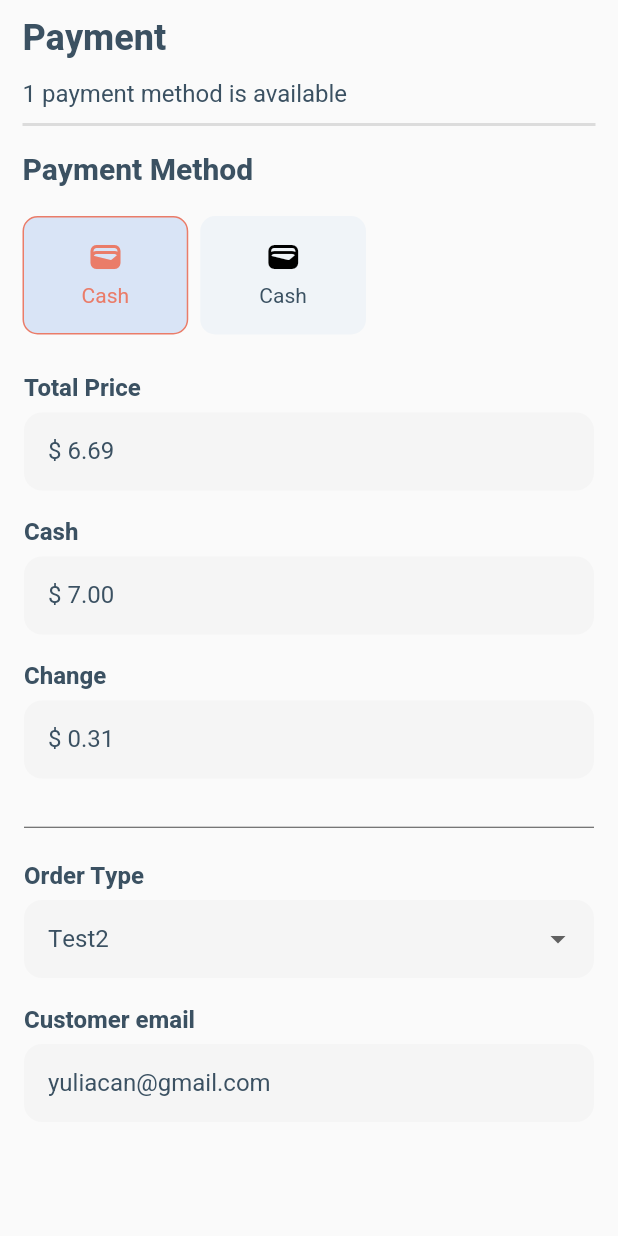
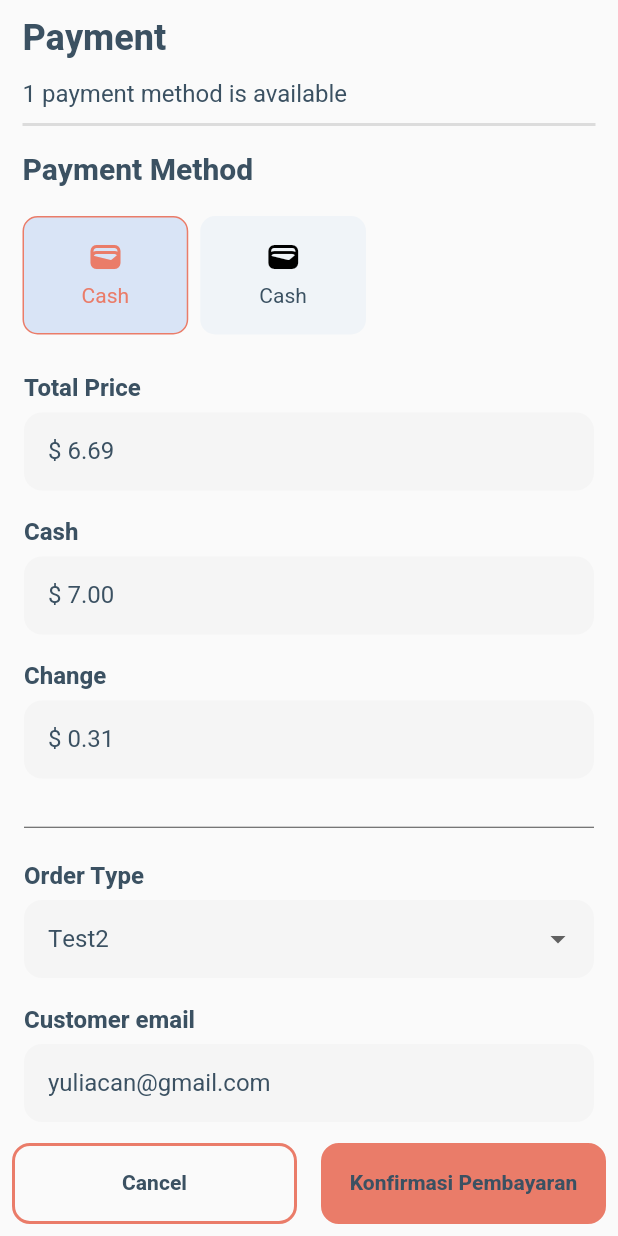
Before and after one commit to Liayuu/cashier-app, a Flutter app: the screen it shows after launch, on a phone screen of 412 x 824 dp. Run offline on Flutter 3.47's test engine with Material 2 defaults, Android fonts, the phone set to English and light mode, and no system bars; our stand-ins replace badges, flutter_svg, get; generated files the repository leaves out were written again.

Commit message:
Payment add button

```diff
--- /dev/null
+++ b/lib/views/components/button_main.dart
@@ -0,0 +1,62 @@
+import 'package:cashier_app/themes/color_pallete.dart';
+import 'package:flutter/material.dart';
+
+// ignore: must_be_immutable
+class ButtonMain extends StatelessWidget {
+  Function onTap;
+  String label;
+  IconData? icon;
+  TextStyle? style;
+  Color background, color, iconColor;
+  double? width, height;
+
+  ButtonMain(
+      {Key? key,
+      required this.onTap,
+      this.label = "",
+      this.background = Pallete.primary,
+      this.color = Pallete.transparent,
+      this.iconColor = Pallete.primary,
+      this.width = 140,
+      this.height = 40,
+      this.icon,
+      this.style})
+      : super(key: key);
+
+  @override
+  Widget build(BuildContext context) {
+    return Container(
+      width: width,
+      height: height,
+      decoration: BoxDecoration(
+        border: Border.all(color: color, width: 2),
+        borderRadius: BorderRadius.circular(12),
+        color: background,
+      ),
+      child: Material(
+        color: Pallete.transparent,
+        child: InkWell(
+          borderRadius: BorderRadius.circular(12),
+          splashColor: Pallete.white.withOpacity(0.2),
+          onTap: onTap as void Function()?,
+          child: Row(
+            mainAxisAlignment: MainAxisAlignment.center,
+            children: [
+              icon != null
+                  ? Icon(
+                      icon,
+                      color: iconColor,
+                    )
+                  : SizedBox(),
+              icon != null ? SizedBox(width: 8) : SizedBox(),
+              Text(
+                label,
+                style: style,
+              ),
+            ],
+          ),
+        ),
+      ),
+    );
+  }
+}
--- a/lib/views/pages/payment/payment.dart
+++ b/lib/views/pages/payment/payment.dart
@@ -4,7 +4,7 @@ import 'package:cashier_app/configs/language_config.dart';
 import 'package:cashier_app/themes/color_pallete.dart';
 import 'package:cashier_app/views/components/bordered_input_text.dart';
 import 'package:flutter/material.dart';
-import 'package:cashier_app/views/components/dropdown_raw.dart';
+import 'package:cashier_app/views/components/button_main.dart';
 import 'package:flutter/src/widgets/framework.dart';
 import 'package:flutter/src/widgets/placeholder.dart';
 import 'package:get/get.dart';
@@ -23,6 +23,12 @@ class _PaymentState extends State<Payment> {
   Widget build(BuildContext context) {
     return Scaffold(
         body: SafeArea(
+      child: Column(
+        mainAxisAlignment: MainAxisAlignment.start,
+        mainAxisSize: MainAxisSize.max,
+        crossAxisAlignment: CrossAxisAlignment.start,
+        children: [
+          Expanded(
             child: SingleChildScrollView(
               child: Column(
                 mainAxisAlignment: MainAxisAlignment.start,
@@ -30,7 +36,8 @@ class _PaymentState extends State<Payment> {
                 children: [
                   Padding(
                     padding: const EdgeInsets.symmetric(horizontal: 15, vertical: 8),
-              child: Text(lang().payment.capitalizeFirst!, style: Get.textTheme.headlineSmall),
+                    child:
+                        Text(lang().payment.capitalizeFirst!, style: Get.textTheme.headlineSmall),
                   ),
                   Padding(
                     padding: EdgeInsets.symmetric(horizontal: 15),
@@ -61,10 +68,12 @@ class _PaymentState extends State<Payment> {
                             height: 50,
                             decoration: BoxDecoration(
                                 border: Border.all(
-                              color: index == 0 ? Get.theme.primaryColor : Pallete.transparent),
+                                    color:
+                                        index == 0 ? Get.theme.primaryColor : Pallete.transparent),
                                 borderRadius: BorderRadius.circular(10),
-                          color:
-                              index == 0 ? Get.theme.unselectedWidgetColor : Get.theme.cardColor),
+                                color: index == 0
+                                    ? Get.theme.unselectedWidgetColor
+                                    : Get.theme.cardColor),
                             child: Column(
                               mainAxisAlignment: MainAxisAlignment.center,
                               crossAxisAlignment: CrossAxisAlignment.center,
@@ -110,7 +119,8 @@ class _PaymentState extends State<Payment> {
                   ),
                   Padding(
                     padding: const EdgeInsets.fromLTRB(16, 0, 16, 16),
-              child: Divider(height: 1, color: Get.theme.colorScheme.outline.withOpacity(0.7)),
+                    child:
+                        Divider(height: 1, color: Get.theme.colorScheme.outline.withOpacity(0.7)),
                   ),
                   Padding(
                     padding: const EdgeInsets.fromLTRB(16, 4, 16, 4),
@@ -145,6 +155,49 @@ class _PaymentState extends State<Payment> {
                   )
                 ],
               ),
+            ),
+          ),
+          Container(
+            height: Get.height * 0.085,
+            width: Get.width,
+            color: Get.theme.colorScheme.background,
+            child: Row(
+              mainAxisAlignment: MainAxisAlignment.spaceBetween,
+              crossAxisAlignment: CrossAxisAlignment.center,
+              mainAxisSize: MainAxisSize.max,
+              children: [
+                Expanded(
+                  child: Padding(
+                    padding: const EdgeInsets.all(8.0),
+                    child: ButtonMain(
+                      height: Get.height,
+                      width: Get.width,
+                      onTap: () {},
+                      color: Get.theme.primaryColor,
+                      background: Get.theme.colorScheme.background,
+                      style: Get.textTheme.labelLarge,
+                      label: "Cancel",
+                    ),
+                  ),
+                ),
+                Expanded(
+                  child: Padding(
+                    padding: const EdgeInsets.all(8.0),
+                    child: ButtonMain(
+                      height: Get.height,
+                      width: Get.width,
+                      onTap: () {},
+                      color: Get.theme.primaryColor,
+                      background: Get.theme.colorScheme.primary,
+                      style: Get.textTheme.labelLarge,
+                      label: "Konfirmasi Pembayaran",
+                    ),
+                  ),
+                )
+              ],
+            ),
+          )
+        ],
       ),
     ));
   }
```
Lines whose indentation alone changed are shown as unchanged.
